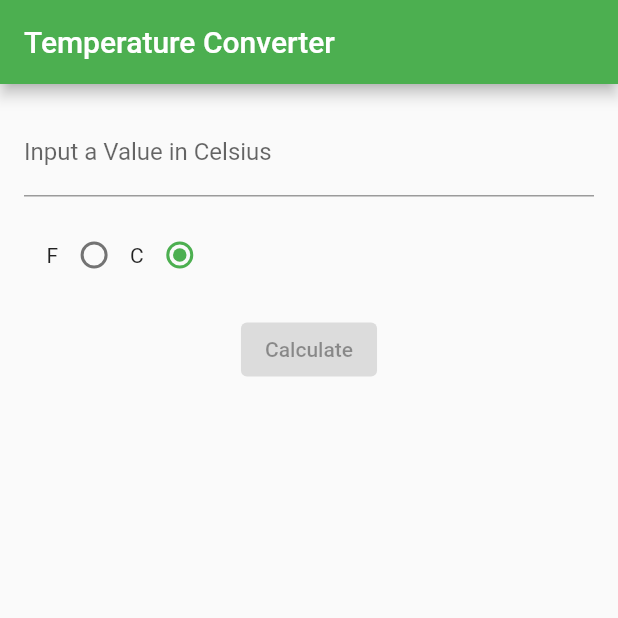
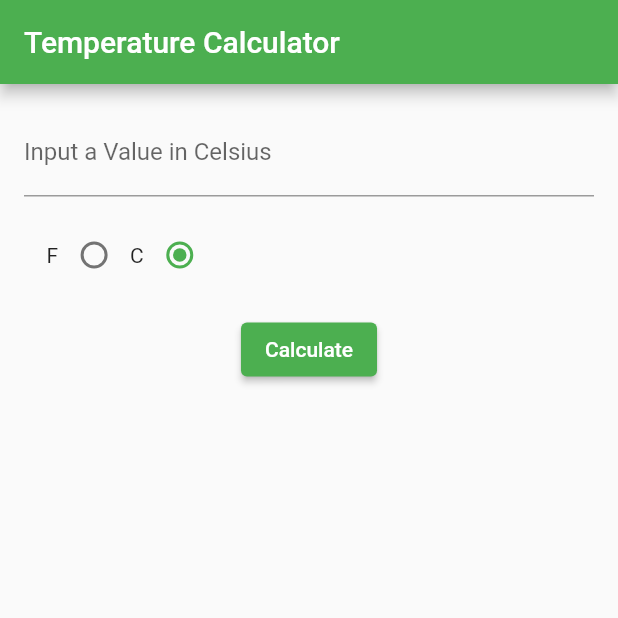
Before and after one commit to AlfredGarciaa/Flutter_Guias, a Flutter app: the screen it shows after launch, on a phone screen of 412 x 824 dp, the top half of it. Run offline on Flutter 3.47's test engine with Material 2 defaults, Android fonts, the phone set to English and light mode, and no system bars.

```diff
--- a/lib/main.dart
+++ b/lib/main.dart
@@ -1,13 +1,9 @@
 import 'package:flutter/material.dart';
-import 'package:flutter/rendering.dart';
 
-void main() {
-  debugPaintSizeEnabled = true;
-  runApp(const TemperatureConverter());
-}
+void main() => runApp(const MyApp());
 
-class TemperatureConverter extends StatelessWidget {
-  const TemperatureConverter({super.key});
+class MyApp extends StatelessWidget {
+  const MyApp({super.key});
 
   @override
   build(BuildContext context) {
@@ -60,32 +56,13 @@ class TempState extends State<TempApp> {
     );
 
     AppBar appBar = AppBar(
-      title: const Text('Temperature Converter'),
+      title: const Text("Temperature Calculator"),
     );
 
     Container tempSwitch = Container(
       padding: const EdgeInsets.all(15.0),
       child: Row(
         children: <Widget>[
-          //Text("Choose Fahrenheit or Celsius"),
-          //Switch(
-          //  value: fOrC,
-          //  onChanged: (e) {
-          //    setState(() {
-          //      fOrC = !fOrC;
-          //    });
-          //  },
-          //)
-
-          //Checkbox(
-          //  value: fOrC,
-          //  onChanged: (e) {
-          //    setState(() {
-          //      fOrC = !fOrC;
-          //    });
-          //  },
-          //),
-
           const Text("F"),
           Radio<bool>(
               groupValue: fOrC,
@@ -124,7 +101,7 @@ class TempState extends State<TempApp> {
                 : Text(
                 "${input.toStringAsFixed(2)} C : ${output.toStringAsFixed(2)} F"),
           );
-          showDialog(context: context, builder: dialog)
+          //showDialog(context: context, builder: dialog);
         },
       ),
     );
```
Also changed, not shown: 1 other file.
